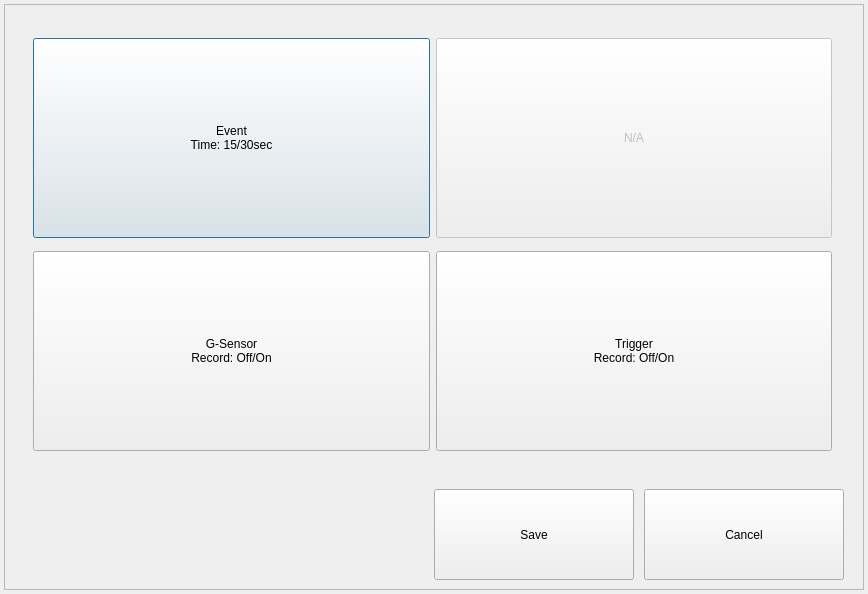
Before: the Qt Designer form gui/mainwidget/src/dvrsetup/record/event/eventdialog.ui in yjsin-emastec/neptune, drawn with Qt 5.
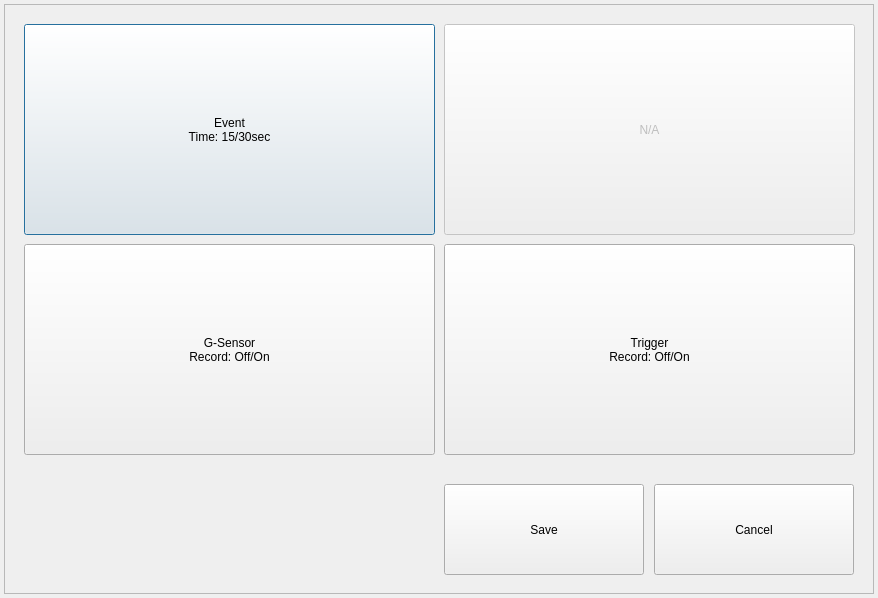
After: the same form once the commit is applied.

The edit to the form file:
```diff
--- a/gui/mainwidget/src/dvrsetup/record/event/eventdialog.ui
+++ b/gui/mainwidget/src/dvrsetup/record/event/eventdialog.ui
@@ -6,25 +6,37 @@
    <rect>
     <x>0</x>
     <y>0</y>
-    <width>868</width>
-    <height>594</height>
+    <width>878</width>
+    <height>598</height>
    </rect>
   </property>
   <property name="windowTitle">
    <string>EVENT PROPERTY</string>
   </property>
-  <widget class="QWidget" name="gridLayoutWidget">
+  <widget class="QFrame" name="frame">
    <property name="geometry">
     <rect>
-     <x>22</x>
-     <y>20</y>
-     <width>821</width>
-     <height>451</height>
+     <x>4</x>
+     <y>4</y>
+     <width>870</width>
+     <height>590</height>
     </rect>
    </property>
-   <layout class="QGridLayout" name="gridLayout">
-    <item row="0" column="0">
+   <property name="frameShape">
+    <enum>QFrame::StyledPanel</enum>
+   </property>
+   <property name="frameShadow">
+    <enum>QFrame::Raised</enum>
+   </property>
      <widget class="QPushButton" name="buttonEventTime">
+    <property name="geometry">
+     <rect>
+      <x>20</x>
+      <y>20</y>
+      <width>411</width>
+      <height>211</height>
+     </rect>
+    </property>
       <property name="minimumSize">
        <size>
         <width>0</width>
@@ -36,12 +48,18 @@
 Time: 15/30sec</string>
       </property>
      </widget>
-    </item>
-    <item row="0" column="1">
      <widget class="QPushButton" name="buttonNatAvailable">
       <property name="enabled">
        <bool>false</bool>
       </property>
+    <property name="geometry">
+     <rect>
+      <x>440</x>
+      <y>20</y>
+      <width>411</width>
+      <height>211</height>
+     </rect>
+    </property>
       <property name="minimumSize">
        <size>
         <width>0</width>
@@ -52,29 +70,18 @@
        <string>N/A</string>
       </property>
      </widget>
-    </item>
-    <item row="1" column="1">
-     <widget class="QPushButton" name="buttonTrigger">
-      <property name="enabled">
-       <bool>true</bool>
-      </property>
-      <property name="minimumSize">
-       <size>
-        <width>0</width>
-        <height>200</height>
-       </size>
-      </property>
-      <property name="text">
-       <string>Trigger
-Record: Off/On</string>
-      </property>
-     </widget>
-    </item>
-    <item row="1" column="0">
      <widget class="QPushButton" name="buttonGsensor">
       <property name="enabled">
        <bool>true</bool>
       </property>
+    <property name="geometry">
+     <rect>
+      <x>20</x>
+      <y>240</y>
+      <width>411</width>
+      <height>211</height>
+     </rect>
+    </property>
       <property name="minimumSize">
        <size>
         <width>0</width>
@@ -86,27 +93,34 @@
 Record: Off/On</string>
       </property>
      </widget>
-    </item>
-   </layout>
-  </widget>
-  <widget class="QPushButton" name="buttonSave">
+   <widget class="QPushButton" name="buttonTrigger">
+    <property name="enabled">
+     <bool>true</bool>
+    </property>
    <property name="geometry">
     <rect>
-     <x>434</x>
-     <y>489</y>
-     <width>200</width>
-     <height>91</height>
-    </rect>
-   </property>
+      <x>440</x>
+      <y>240</y>
+      <width>411</width>
+      <height>211</height>
+     </rect>
+    </property>
+    <property name="minimumSize">
+     <size>
+      <width>0</width>
+      <height>200</height>
+     </size>
+    </property>
    <property name="text">
-    <string>Save</string>
+     <string>Trigger
+Record: Off/On</string>
    </property>
   </widget>
   <widget class="QPushButton" name="buttonClose">
    <property name="geometry">
     <rect>
-     <x>644</x>
-     <y>489</y>
+      <x>650</x>
+      <y>480</y>
      <width>200</width>
      <height>91</height>
     </rect>
@@ -115,26 +129,20 @@
     <string>Cancel</string>
    </property>
   </widget>
-  <widget class="QFrame" name="frame">
+   <widget class="QPushButton" name="buttonSave">
    <property name="geometry">
     <rect>
-     <x>4</x>
-     <y>4</y>
-     <width>860</width>
-     <height>586</height>
-    </rect>
-   </property>
-   <property name="frameShape">
-    <enum>QFrame::StyledPanel</enum>
-   </property>
-   <property name="frameShadow">
-    <enum>QFrame::Raised</enum>
-   </property>
-  </widget>
-  <zorder>frame</zorder>
-  <zorder>gridLayoutWidget</zorder>
-  <zorder>buttonSave</zorder>
-  <zorder>buttonClose</zorder>
+      <x>440</x>
+      <y>480</y>
+      <width>200</width>
+      <height>91</height>
+     </rect>
+    </property>
+    <property name="text">
+     <string>Save</string>
+    </property>
+   </widget>
+  </widget>
  </widget>
  <layoutdefault spacing="6" margin="11"/>
  <resources/>
```
Lines whose indentation alone changed are shown as unchanged.
